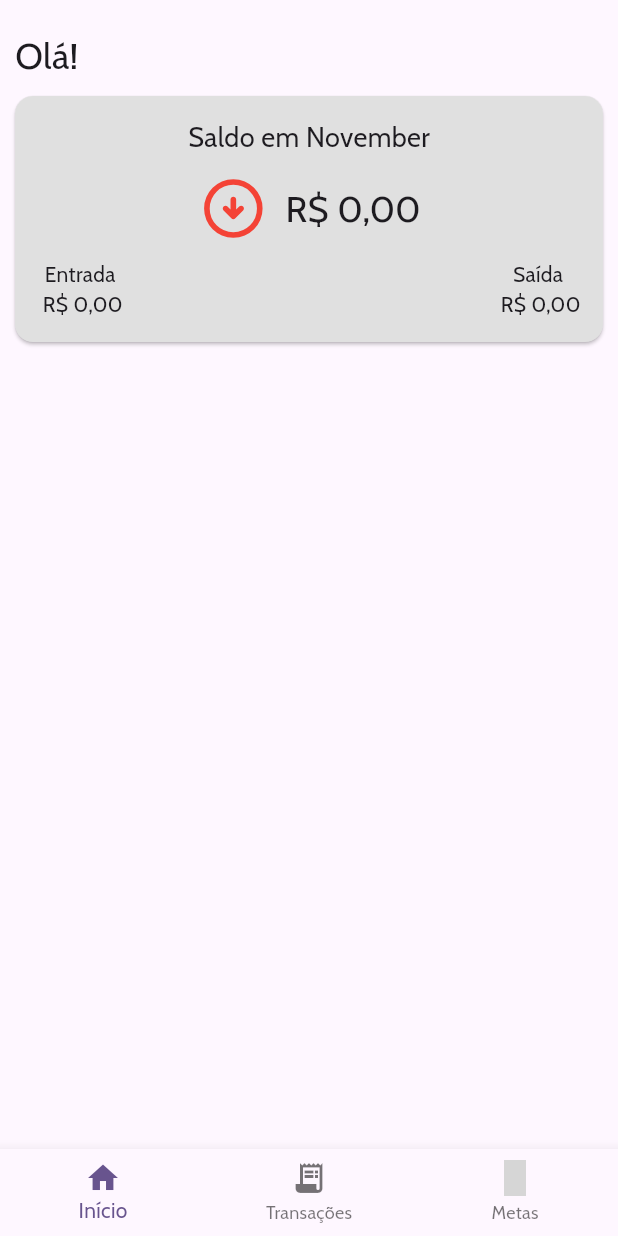
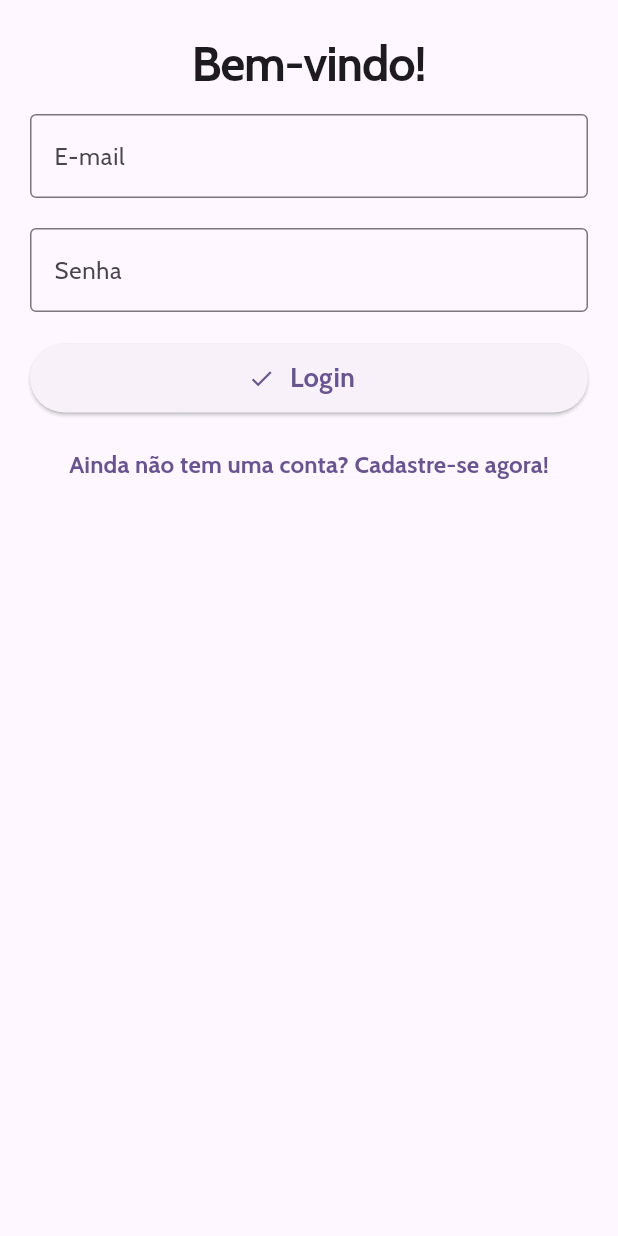
Before and after one commit to XxTaro/fintfitapp-mobile, a Flutter app: the screen it shows after launch, on a phone screen of 412 x 824 dp. Run offline on Flutter 3.47's test engine with Material 3 defaults, Android fonts, the phone set to English and light mode, and no system bars; our stand-ins replace drift, firebase_auth, firebase_core, flutter_svg, google_fonts, material_symbols_icons and 1 more; missing offline and left inert: sqlite3; accounts and stored records are empty; generated files the repository leaves out were written again; grey boxes are pictures that could not be loaded.

Commit message:
### Added  - login functionality with firebase

```diff
--- /dev/null
+++ b/lib/service/auth_service.dart
@@ -0,0 +1,63 @@
+import 'package:firebase_auth/firebase_auth.dart';
+import 'package:flutter/material.dart';
+
+class AuthService extends ChangeNotifier {
+  final FirebaseAuth _auth = FirebaseAuth.instance;
+  User? user;
+  bool isLoading = true;
+
+  AuthService() {
+    _authCheck();
+  }
+
+  _authCheck() {
+    _auth.authStateChanges().listen((User? user) {
+      user = user;
+      isLoading = false;
+      notifyListeners();
+    });
+  }
+
+  registerUser(String email, String password) async {
+    try {
+      await _auth.createUserWithEmailAndPassword(email: email, password: password);
+      _getUser();
+    } on FirebaseAuthException catch (e) {
+      if (e.code == 'weak-password') {
+        throw AuthException('A senha informada é muito fraca.');
+      } else if (e.code == 'email-already-in-use') {
+        throw AuthException('O e-mail informado já está em uso.');
+      }
+    }
+  }
+
+  login(String email, String password) async {
+    try {
+      await _auth.signInWithEmailAndPassword(email: email, password: password);
+      _getUser();
+    } on FirebaseAuthException catch (e) {
+      if (e.code == 'user-not-found') {
+        throw AuthException('O e-mail informado não foi encontrado.');
+      } else if (e.code == 'wrong-password') {
+        throw AuthException('Senha incorreta.');
+      }
+    }
+  }
+
+  logout() {
+    _auth.signOut();
+    _getUser();
+  }
+
+  _getUser() {
+    user = _auth.currentUser;
+    notifyListeners();
+  }
+
+}
+
+class AuthException implements Exception {
+  final String message;
+
+  AuthException(this.message);
+}
--- /dev/null
+++ b/lib/ui/auth_check.dart
@@ -0,0 +1,35 @@
+import 'package:fin_fit_app_mobile/service/auth_service.dart';
+import 'package:fin_fit_app_mobile/ui/initial_page.dart';
+import 'package:fin_fit_app_mobile/ui/login_page.dart';
+import 'package:flutter/material.dart';
+import 'package:provider/provider.dart';
+
+class AuthCheck extends StatefulWidget {
+  const AuthCheck({super.key});
+
+  @override
+  State<AuthCheck> createState() => _AuthCheckState();
+}
+
+class _AuthCheckState extends State<AuthCheck> {
+  @override
+  Widget build(BuildContext context) {
+    AuthService auth = Provider.of<AuthService>(context);
+
+    if (auth.isLoading) {
+      return loading();
+    } else if (auth.user == null) {
+      return const LoginPage();
+    }
+
+    return const InitialPage(title: "FinFitApp",);
+  }
+
+  loading() {
+    return const Scaffold(
+      body: Center(
+        child: CircularProgressIndicator(),
+      ),
+    );
+  }
+}
--- /dev/null
+++ b/lib/ui/login_page.dart
@@ -0,0 +1,196 @@
+import 'package:fin_fit_app_mobile/service/auth_service.dart';
+import 'package:flutter/material.dart';
+import 'package:provider/provider.dart';
+
+class LoginPage extends StatefulWidget {
+  const LoginPage({super.key});
+
+  @override
+  State<LoginPage> createState() => _LoginPageState();
+}
+
+class _LoginPageState extends State<LoginPage> {
+  final formKey = GlobalKey<FormState>();
+  final emailController = TextEditingController();
+  final passwordController = TextEditingController();
+
+  bool isLogin = true;
+  late String title;
+  late String actionButton;
+  late String toggleButton;
+  bool loading = false;
+
+  @override
+  void initState() {
+    super.initState();
+    setFormAction(true);
+  }
+
+  setFormAction(bool action) {
+    setState(() {
+      isLogin = action;
+
+      if (isLogin) {
+        title = "Bem-vindo!";
+        actionButton = "Login";
+        toggleButton = "Ainda não tem uma conta? Cadastre-se agora!";
+      } else {
+        title = "Crie sua conta";
+        actionButton = "Cadastrar";
+        toggleButton = "Já tenho uma conta";
+      }
+    });
+  }
+
+  @override
+  Widget build(BuildContext context) {
+    return Scaffold(
+      body: SafeArea(
+        child: SingleChildScrollView(
+          child: Padding(
+            padding: const EdgeInsets.only(top: 20, left: 10, right: 10),
+            child: Form(
+              key: formKey,
+              child: Column(
+                mainAxisAlignment: MainAxisAlignment.center,
+                children: [
+                  Text(
+                    title,
+                    style: const TextStyle(
+                      fontSize: 32,
+                      fontWeight: FontWeight.bold,
+                      letterSpacing: -0.75
+                    ),
+                  ),
+                  Padding(
+                    padding: const EdgeInsets.all(10),
+                    child: TextFormField(
+                      controller: emailController,
+                      keyboardType: TextInputType.emailAddress,
+                      decoration: const InputDecoration(
+                        labelText: "E-mail",
+                        border: OutlineInputBorder()
+                      ),
+                      validator: (value) {
+                        if (value == null || value.isEmpty) {
+                          return "Por favor, insira um e-mail";
+                        }
+                        return null;
+                      },
+                    ),
+                  ),
+                  Padding(
+                    padding: const EdgeInsets.all(10),
+                    child: TextFormField(
+                      controller: passwordController,
+                      obscureText: true,
+                      decoration: const InputDecoration(
+                        labelText: "Senha",
+                        border: OutlineInputBorder()
+                      ),
+                      validator: (value) {
+                        if (value!.isEmpty) {
+                          return "Por favor, insira a senha";
+                        }
+                        if (value.length < 6) {
+                          return "A senha deve ter no mínimo 6 caracteres";
+                        }
+                        return null;
+                      },
+                    ),
+                  ),
+                  Padding(
+                    padding: const EdgeInsets.all(10),
+                    child: ElevatedButton(
+                      onPressed: () {
+                        if (formKey.currentState!.validate()) {
+                          if (isLogin) {
+                            login();
+                          } else {
+                            register();
+                          }
+                        }
+                      },
+                      child: Row(
+                        mainAxisAlignment: MainAxisAlignment.center,
+                        children: (loading)
+                        ? [
+                          const Padding(
+                            padding: EdgeInsets.all(16),
+                            child: SizedBox(
+                              width: 24,
+                              height: 24,
+                              child: CircularProgressIndicator(backgroundColor: Colors.white, valueColor: AlwaysStoppedAnimation<Color>(Colors.deepPurple),)
+                            ),
+                          )
+                        ]
+                        :
+                        [
+                          const Icon(Icons.check),
+                          Padding(
+                            padding: const EdgeInsets.all(10),
+                            child: Text(
+                              actionButton,
+                              style: const TextStyle(
+                                fontSize: 18,
+                                fontWeight: FontWeight.bold
+                              ),
+                            ),
+                          ),
+                        ],
+                      ),
+                    ),
+                  ),
+                  TextButton(
+                    onPressed: () => setFormAction(!isLogin),
+                    child: Text(
+                      toggleButton,
+                      style: const TextStyle(
+                        fontSize: 16,
+                        fontWeight: FontWeight.bold
+                      ),
+                    )
+                  )
+                ],
+              )
+            ),
+          ),
+        ),
+      )
+    );
+  }
+
+  login() async {
+    setState(() => loading = true);
+      try {
+        await context.read<AuthService>().login(emailController.text, passwordController.text);
+        ScaffoldMessenger.of(context).showSnackBar(const SnackBar(
+          content: Text("Login efetuado com sucesso!"),
+          backgroundColor: Colors.green,
+        ));
+      } on AuthException catch (e) {
+        setState(() => loading = false);
+        ScaffoldMessenger.of(context).showSnackBar(SnackBar(
+          content: Text(e.message),
+          backgroundColor: Colors.red,
+        ));
+      }
+  }
+
+  register() async {
+    setState(() => loading = true);
+    try {
+        await context.read<AuthService>().registerUser(emailController.text, passwordController.text);
+        ScaffoldMessenger.of(context).showSnackBar(const SnackBar(
+          content: Text("Cadastro efetuado com sucesso!"),
+          backgroundColor: Colors.green,
+        ));
+      } on AuthException catch (e) {
+        setState(() => loading = false);
+        ScaffoldMessenger.of(context).showSnackBar(SnackBar(
+          content: Text(e.message),
+          backgroundColor: Colors.red,
+        ));
+      }
+  }
+}
--- a/lib/ui/main.dart
+++ b/lib/ui/main.dart
@@ -1,18 +1,26 @@
-import 'package:fin_fit_app_mobile/ui/main_page.dart';
-import 'package:fin_fit_app_mobile/ui/transaction_page.dart';
+import 'package:fin_fit_app_mobile/ui/auth_check.dart';
+import 'package:firebase_core/firebase_core.dart';
 import 'package:flutter/material.dart';
-import 'package:flutter_svg/flutter_svg.dart';
-import 'package:material_symbols_icons/symbols.dart';
 import 'package:google_fonts/google_fonts.dart';
+import 'package:provider/provider.dart';
 
-void main() {
-  runApp(const MyApp());
+import '../service/auth_service.dart';
+
+void main() async {
+  WidgetsFlutterBinding.ensureInitialized();
+  await Firebase.initializeApp();
+  runApp(
+    MultiProvider(
+      providers: [
+        ChangeNotifierProvider(create: (context) => AuthService()),
+      ],
+      child: const MainPage(),
+  ));
 }
 
-class MyApp extends StatelessWidget {
-  const MyApp({super.key});
+class MainPage extends StatelessWidget {
+  const MainPage({super.key});
 
-  // This widget is the root of your application.
   @override
   Widget build(BuildContext context) {
     return MaterialApp(
@@ -22,63 +30,7 @@ class MyApp extends StatelessWidget {
         colorScheme: ColorScheme.fromSeed(seedColor: Colors.deepPurple),
         useMaterial3: true,
       ),
-      home: const MyHomePage(title: 'Flutter Demo Home Page'),
+      home: const AuthCheck(),
     );
   }
 }
-
-class MyHomePage extends StatefulWidget {
-  const MyHomePage({super.key, required this.title});
-
-  // This widget is the home page of your application. It is stateful, meaning
-  // that it has a State object (defined below) that contains fields that affect
-  // how it looks.
-
-  // This class is the configuration for the state. It holds the values (in this
-  // case the title) provided by the parent (in this case the App widget) and
-  // used by the build method of the State. Fields in a Widget subclass are
-  // always marked "final".
-
-  final String title;
-
-  @override
-  State<MyHomePage> createState() => _MyHomePageState();
-}
-
-class _MyHomePageState extends State<MyHomePage> {
-  int _currentIndex = 0;
-  List<Widget> body = [
-    const MainPage(),
-    const TransactionPage(),
-    SvgPicture.asset("assets/ic_target_24.svg", height: 24, width: 24)
-  ];
-
-  @override
-  Widget build(BuildContext context) {
-    return Scaffold(
-        bottomNavigationBar: BottomNavigationBar(
-          currentIndex: _currentIndex,
-          onTap: (int newIndex) {
-            setState(() {
-              _currentIndex = newIndex;
-            });
-          },
-          items: const [
-            BottomNavigationBarItem(
-                label: "Início",
-                icon: Icon(Icons.home)),
-            BottomNavigationBarItem(
-                label: "Transações",
-                icon: Icon(Icons.receipt_long)),
-            BottomNavigationBarItem(
-                label: "Metas",
-                icon: Icon(Symbols.target, weight: 700)
-            ),
-          ],
-        ),
-        body: Center(
-          child: body[_currentIndex],
-        )
-    );
-  }
-}
--- a/lib/ui/transaction_page.dart
+++ b/lib/ui/transaction_page.dart
@@ -9,7 +9,6 @@ import 'package:flutter_svg/flutter_svg.dart';
 import 'package:intl/date_symbol_data_local.dart';
 import 'package:intl/intl.dart';
 import 'package:flutter/services.dart';
-import 'package:popup_menu/popup_menu.dart';
 
 class TransactionPage extends StatefulWidget {
   const TransactionPage({super.key});
--- a/pubspec.yaml
+++ b/pubspec.yaml
@@ -47,6 +47,9 @@ dependencies:
   google_fonts: ^6.2.0
   drift_flutter: ^0.2.0
   popup_menu: ^2.1.0
+  firebase_core: ^3.4.0
+  firebase_auth: ^5.2.0
+  provider: ^6.1.2
 
 dev_dependencies:
   drift_dev: ^2.19.1
```
Also changed, not shown: lib/ui/initial_page.dart (added, +61 -0 lines), lib/ui/menu_page.dart (added, +84 -0 lines), pubspec.lock, 4 other files.
